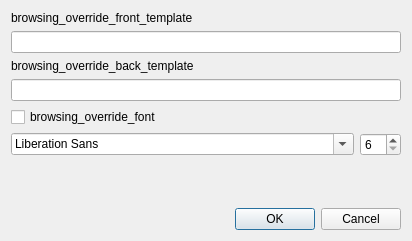
The window that qt/aqt/forms/browserdisp.ui (ankitects/anki) describes before a commit, drawn with Qt 5.
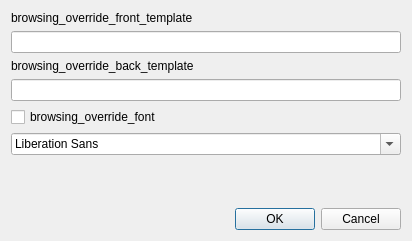
The same window after the commit.

Commit message: Remove option to set font size of browser entries

```diff
--- a/qt/aqt/forms/browserdisp.ui
+++ b/qt/aqt/forms/browserdisp.ui
@@ -53,13 +53,6 @@
        </property>
       </widget>
      </item>
-     <item>
-      <widget class="QSpinBox" name="fontSize">
-       <property name="minimum">
-        <number>6</number>
-       </property>
-      </widget>
-     </item>
     </layout>
    </item>
    <item>
```
Left out of the diff: 1 changed line with no effect on the pictures. The commit also changes 2 other files.
